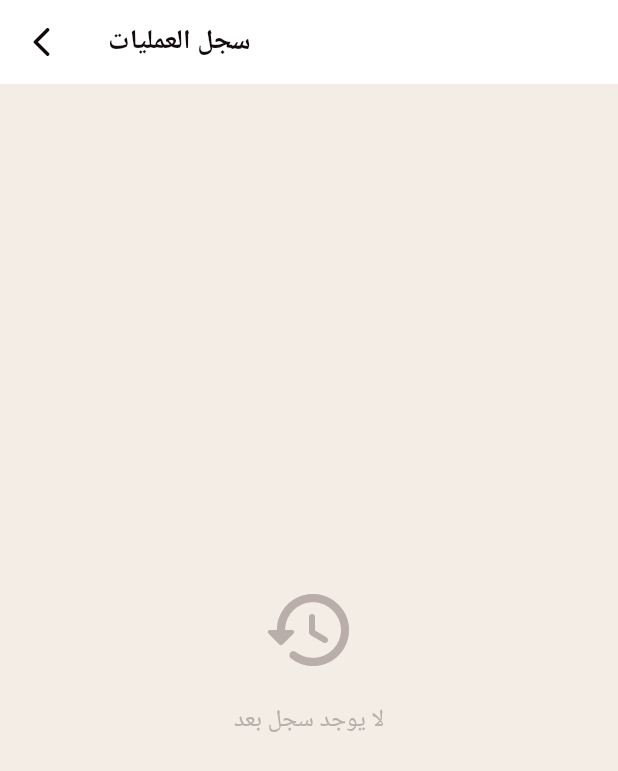
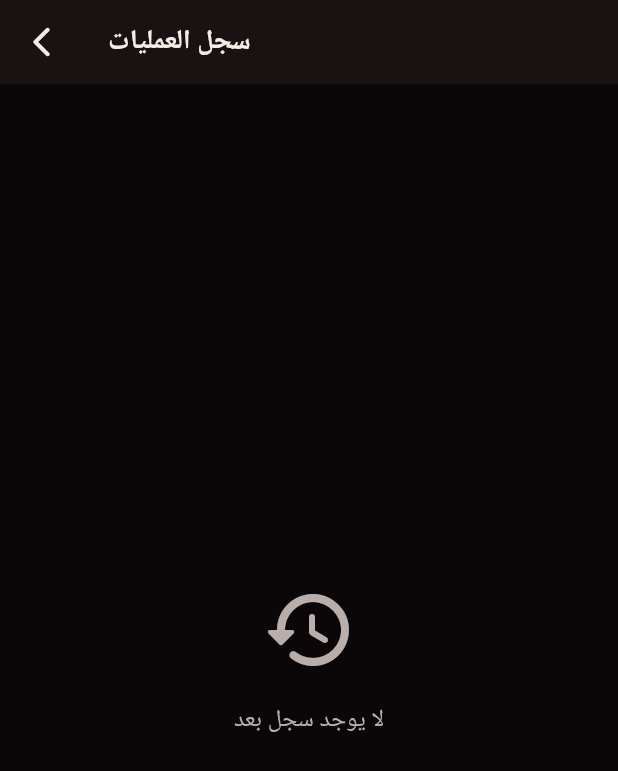
Before and after one commit to alaarafeek5522-ai/card_vf_v1, a Flutter app: the HistoryScreen screen opened directly, on a phone screen of 412 x 824 dp. Shown: the top 771 px of the screen. Run offline on Flutter 3.47's test engine with Material 3 defaults, Android fonts, the phone set to English and light mode, and no system bars; our stand-ins replace confetti, connectivity_plus, device_info_plus, flutter_animate, flutter_contacts, google_fonts and 3 more; accounts and stored records are empty; network calls fail; Roboto replaces fonts that are missing (Cairo).

Commit message:
Change background and text colors in history screen
Updated colors in history screen for better contrast and readability.

```diff
--- a/lib/screens/history_screen.dart
+++ b/lib/screens/history_screen.dart
@@ -41,13 +41,13 @@ class _HistoryScreenState extends State<HistoryScreen> {
   @override
   Widget build(BuildContext context) {
     return Scaffold(
-      backgroundColor: AppTheme.offWhite,
+      backgroundColor: AppTheme.bgDark,
       appBar: AppBar(
-        backgroundColor: AppTheme.white,
+        backgroundColor: AppTheme.surface,
         elevation: 0,
-        title: const Text('سجل العمليات', style: TextStyle(color: AppTheme.black, fontWeight: FontWeight.bold)),
+        title: const Text('سجل العمليات', style: TextStyle(color: AppTheme.offWhite, fontWeight: FontWeight.bold)),
         leading: IconButton(
-          icon: const Icon(Icons.arrow_back_ios_rounded, color: AppTheme.black),
+          icon: const Icon(Icons.arrow_back_ios_rounded, color: AppTheme.offWhite),
           onPressed: () => Navigator.pop(context),
         ),
         actions: [
@@ -57,8 +57,8 @@ class _HistoryScreenState extends State<HistoryScreen> {
               onPressed: () => showDialog(
                 context: context,
                 builder: (_) => AlertDialog(
-                  backgroundColor: AppTheme.white,
-                  title: const Text('مسح السجل', style: TextStyle(color: AppTheme.black)),
+                  backgroundColor: AppTheme.surface,
+                  title: const Text('مسح السجل', style: TextStyle(color: AppTheme.offWhite)),
                   content: const Text('هل تريد مسح كل السجل؟', style: TextStyle(color: AppTheme.grey)),
                   actions: [
                     TextButton(onPressed: () => Navigator.pop(context), child: const Text('إلغاء', style: TextStyle(color: AppTheme.grey))),
@@ -93,7 +93,7 @@ class _HistoryScreenState extends State<HistoryScreen> {
                       margin: const EdgeInsets.only(bottom: 10),
                       padding: const EdgeInsets.all(16),
                       decoration: BoxDecoration(
-                        color: AppTheme.white,
+                        color: AppTheme.surface,
                         borderRadius: BorderRadius.circular(16),
                         border: Border.all(
                           color: statusColor.withOpacity(0.2),
@@ -118,7 +118,7 @@ class _HistoryScreenState extends State<HistoryScreen> {
                             child: Column(
                               crossAxisAlignment: CrossAxisAlignment.start,
                               children: [
-                                Text(item['card'] ?? '', style: const TextStyle(color: AppTheme.black, fontWeight: FontWeight.bold)),
+                                Text(item['card'] ?? '', style: const TextStyle(color: AppTheme.offWhite, fontWeight: FontWeight.bold)),
                                 Text(item['phone'] ?? '', style: const TextStyle(color: AppTheme.grey, fontSize: 13)),
                                 Text(_formatDate(item['date'] ?? ''), style: const TextStyle(color: AppTheme.grey, fontSize: 11)),
                               ],
```
